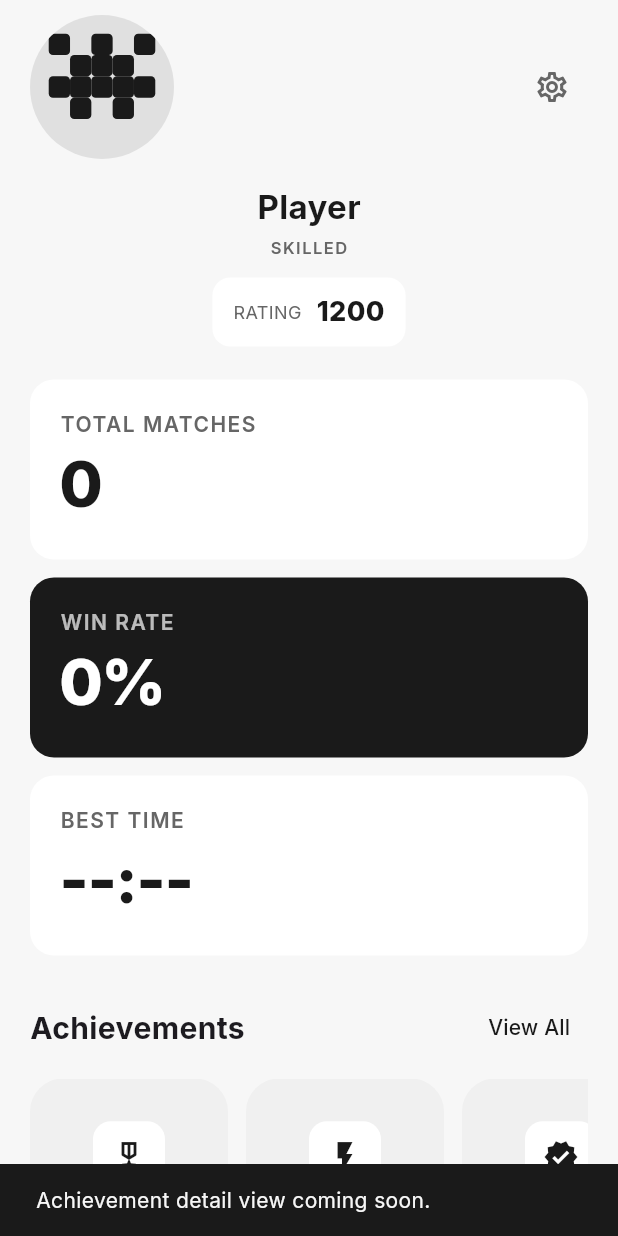
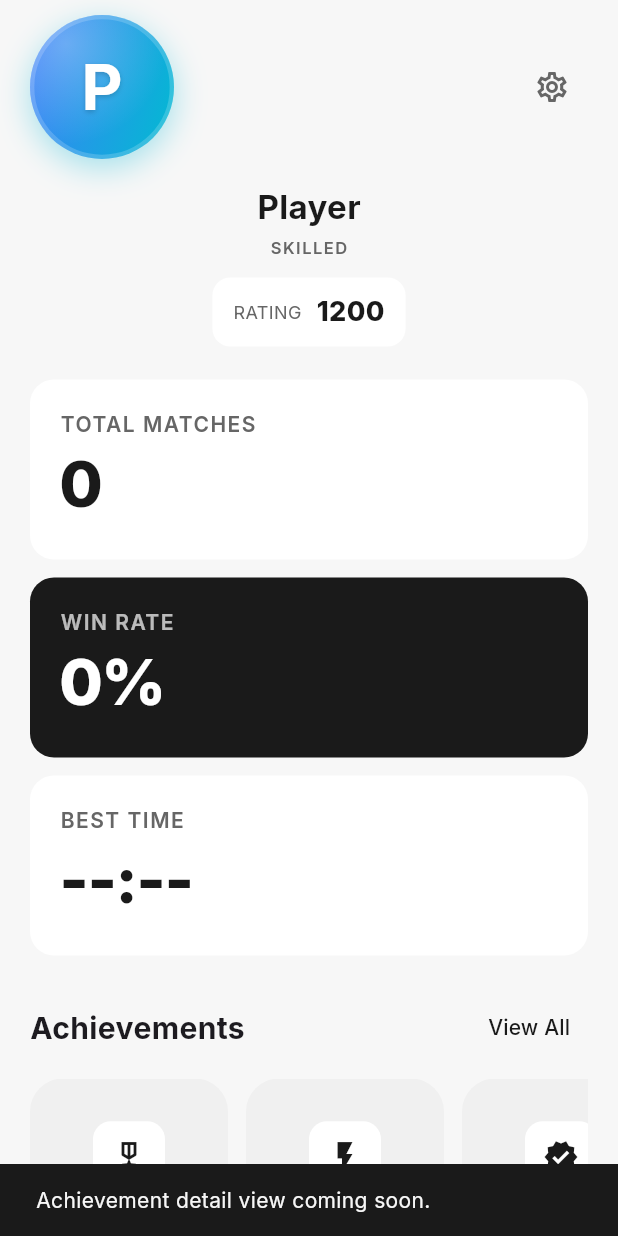
Before and after one commit to atmiasrii/sudoku, a Flutter app: the ProfileScreen screen opened directly with empty values, after a tap on "View All", on a phone screen of 412 x 824 dp. Run offline on Flutter 3.47's test engine with Material 3 defaults, Android fonts, the phone set to English and light mode, and no system bars; our stand-ins replace google_fonts, shared_preferences, socket_io_client, supabase_flutter; missing offline and left inert: posthog_flutter; accounts and stored records are empty; network calls fail.

Commit message:
feat: polished gradient avatars with initial monogram
Replace the blocky grayscale identicon with a deterministic two-tone gradient
(12 curated palettes, seeded by FNV-1a of the user id) plus a monogram — first
letter of the name when available, else first char of the id. Adds a glossy
top-left highlight, soft colored shadow, and thin inner ring for depth. Names
threaded through at the call sites (player/opponent, leaderboard, profile,
victory, home header).

Co-Authored-By: Claude Sonnet 4.6 <noreply@anthropic.com>

```diff
--- a/lib/screens/game_screen.dart
+++ b/lib/screens/game_screen.dart
@@ -1469,6 +1469,7 @@ class _VersusHeader extends StatelessWidget {
         children: [
           UserAvatar(
             userId: playerUserId ?? 'player',
+            name: playerName,
             size: 32,
           ),
           const SizedBox(width: 8),
@@ -1537,6 +1538,7 @@ class _VersusHeader extends StatelessWidget {
           const SizedBox(width: 8),
           UserAvatar(
             userId: opponentUserId ?? 'opponent',
+            name: opponentName,
             size: 32,
           ),
         ],
--- a/lib/screens/home_screen.dart
+++ b/lib/screens/home_screen.dart
@@ -10,6 +10,7 @@ import '../config/api_config.dart';
 import '../models/game_session.dart';
 import '../services/active_game_store.dart';
 import '../services/analytics_service.dart';
+import '../services/auth_service.dart';
 import '../services/game_api_service.dart';
 import '../services/multiplayer_socket_service.dart';
 import '../services/profile_cache_store.dart';
@@ -469,7 +470,11 @@ class _HomeScreenState extends State<HomeScreen> {
       child: Row(
         mainAxisAlignment: MainAxisAlignment.spaceBetween,
         children: [
-          UserAvatar(userId: widget.userId, size: 40),
+          UserAvatar(
+            userId: widget.userId,
+            name: AuthService.instance.displayName(),
+            size: 40,
+          ),
           SettingsGearButton(onPressed: widget.onSettingsPressed),
         ],
       ),
--- a/lib/screens/profile_screen.dart
+++ b/lib/screens/profile_screen.dart
@@ -183,7 +183,7 @@ class _ProfileScreenState extends State<ProfileScreen> {
                     Row(
                       mainAxisAlignment: MainAxisAlignment.spaceBetween,
                       children: [
-                        UserAvatar(userId: widget.userId, size: 96),
+                        UserAvatar(userId: widget.userId, name: _username, size: 96),
                         SettingsGearButton(onPressed: widget.onSettingsPressed),
                       ],
                     ),
--- a/lib/screens/rankings_screen.dart
+++ b/lib/screens/rankings_screen.dart
@@ -207,6 +207,7 @@ class _RankingsScreenState extends State<RankingsScreen> {
           const SizedBox(width: 10),
           UserAvatar(
             userId: player['id']?.toString() ?? 'unknown',
+            name: name,
             size: 38,
           ),
           const SizedBox(width: 12),
--- a/lib/screens/victory_screen.dart
+++ b/lib/screens/victory_screen.dart
@@ -61,6 +61,7 @@ class VictoryScreen extends StatelessWidget {
                   children: [
                     UserAvatar(
                       userId: playerUserId ?? 'player',
+                      name: playerName,
                       size: 42,
                     ),
                     const SizedBox(width: 12),
--- a/lib/widgets/user_avatar.dart
+++ b/lib/widgets/user_avatar.dart
@@ -1,40 +1,115 @@
 import 'package:flutter/material.dart';
 
-import '../app_colors.dart';
-
-/// A deterministic, monochrome geometric identicon for a user.
+/// A polished, deterministic avatar for a user.
 ///
-/// Renders a symmetric 5×5 block pattern (GitHub-style) seeded from [userId],
-/// in grayscale only so it matches the app's B&W theme. The same id always
-/// produces the same avatar on every device — the seed comes from an explicit
-/// FNV-1a hash rather than `String.hashCode`, which is not stable across
-/// platforms/SDK versions.
+/// Renders a smooth two-tone gradient (Vercel/Linear style) seeded from
+/// [userId], with a monogram on top — the first letter of [name] when given,
+/// otherwise the first alphanumeric of the id. The same id always produces the
+/// same gradient on every device: the seed comes from an explicit FNV-1a hash
+/// rather than `String.hashCode`, which is not stable across platforms.
 class UserAvatar extends StatelessWidget {
   final String userId;
+  final String? name;
   final double size;
 
   const UserAvatar({
     super.key,
     required this.userId,
+    this.name,
     this.size = 40,
   });
 
   @override
   Widget build(BuildContext context) {
     final seed = _fnv1a(userId);
+    final gradient = _gradients[seed % _gradients.length];
+    final letter = _monogram(name, userId);
+    // Rotate the gradient a little per-seed so two adjacent palettes still read
+    // as distinct avatars.
+    final angle = ((seed >> 8) % 4) * 0.7;
 
-    return ClipOval(
-      child: Container(
-        width: size,
-        height: size,
-        color: AppColors.surfaceContainerHigh,
-        child: CustomPaint(
-          painter: _IdenticonPainter(seed: seed),
-          size: Size(size, size),
+    return Container(
+      width: size,
+      height: size,
+      decoration: BoxDecoration(
+        shape: BoxShape.circle,
+        gradient: LinearGradient(
+          colors: gradient,
+          begin: Alignment(-1, -1 + angle),
+          end: Alignment(1, 1 - angle),
         ),
+        boxShadow: [
+          BoxShadow(
+            color: gradient.last.withValues(alpha: 0.35),
+            blurRadius: size * 0.18,
+            offset: Offset(0, size * 0.06),
+          ),
+        ],
+      ),
+      child: Stack(
+        alignment: Alignment.center,
+        children: [
+          // Glossy top-left highlight for depth.
+          Container(
+            decoration: BoxDecoration(
+              shape: BoxShape.circle,
+              gradient: RadialGradient(
+                center: const Alignment(-0.5, -0.6),
+                radius: 1.0,
+                colors: [
+                  Colors.white.withValues(alpha: 0.28),
+                  Colors.white.withValues(alpha: 0.0),
+                ],
+                stops: const [0.0, 0.7],
+              ),
+            ),
+          ),
+          // Thin inner ring to crisp the edge on light and dark surfaces.
+          Container(
+            decoration: BoxDecoration(
+              shape: BoxShape.circle,
+              border: Border.all(
+                color: Colors.white.withValues(alpha: 0.18),
+                width: size * 0.03,
+              ),
+            ),
+          ),
+          if (letter != null)
+            Text(
+              letter,
+              style: TextStyle(
+                color: Colors.white,
+                fontSize: size * 0.44,
+                fontWeight: FontWeight.w700,
+                letterSpacing: -0.5,
+                height: 1.0,
+                shadows: [
+                  Shadow(
+                    color: Colors.black.withValues(alpha: 0.18),
+                    blurRadius: size * 0.04,
+                    offset: Offset(0, size * 0.02),
+                  ),
+                ],
+              ),
+            ),
+        ],
       ),
     );
   }
+}
+
+/// First letter of [name]; falls back to the first alphanumeric character of
+/// [userId]. Always uppercase. Null only if nothing usable exists.
+String? _monogram(String? name, String userId) {
+  if (name != null) {
+    for (final ch in name.trim().split('')) {
+      if (RegExp(r'[A-Za-z0-9]').hasMatch(ch)) return ch.toUpperCase();
+    }
+  }
+  for (final ch in userId.split('')) {
+    if (RegExp(r'[A-Za-z0-9]').hasMatch(ch)) return ch.toUpperCase();
+  }
+  return null;
 }
 
 /// FNV-1a 32-bit hash. Deterministic and identical on every platform, so a
@@ -49,76 +124,19 @@ int _fnv1a(String input) {
   return hash;
 }
 
-class _IdenticonPainter extends CustomPainter {
-  final int seed;
-
-  /// Grayscale tones for the filled blocks — all within the app's mono range.
-  static const List<Color> _tones = [
-    Color(0xFF1A1A1A),
-    Color(0xFF2A2A2A),
-    Color(0xFF3C3C3C),
-    Color(0xFF505050),
-  ];
-
-  _IdenticonPainter({required this.seed});
-
-  Color get _tone => _tones[(seed >> 28) & 0x3];
-
-  @override
-  void paint(Canvas canvas, Size size) {
-    // 5×5 grid inset within the circle so corner blocks aren't clipped to
-    // slivers by the ClipOval.
-    const cells = 5;
-    final gridSize = size.width * 0.74;
-    final origin = (size.width - gridSize) / 2;
-    final cellSize = gridSize / cells;
-    final blockRadius = Radius.circular(cellSize * 0.2);
-
-    final paint = Paint()
-      ..color = _tone
-      ..style = PaintingStyle.fill;
-
-    // Build the symmetric fill grid: the left 3 columns (15 cells) come from
-    // the hash bits, columns 3 and 4 mirror columns 1 and 0.
-    final filled = List.generate(cells, (_) => List<bool>.filled(cells, false));
-    var bit = 0;
-    var anyFilled = false;
-    var anyEmpty = false;
-    for (var col = 0; col <= 2; col++) {
-      for (var row = 0; row < cells; row++) {
-        final on = ((seed >> (bit % 31)) & 1) == 1;
-        bit++;
-        filled[row][col] = on;
-        filled[row][cells - 1 - col] = on; // mirror
-        if (on) {
-          anyFilled = true;
-        } else {
-          anyEmpty = true;
-        }
-      }
-    }
-
-    // Guarantee some shape if the pattern came out all-empty or all-full.
-    if (!anyFilled || !anyEmpty) {
-      filled[2][2] = !filled[2][2];
-    }
-
-    for (var row = 0; row < cells; row++) {
-      for (var col = 0; col < cells; col++) {
-        if (!filled[row][col]) continue;
-        final rect = Rect.fromLTWH(
-          origin + col * cellSize,
-          origin + row * cellSize,
-          cellSize,
-          cellSize,
-        );
-        canvas.drawRRect(RRect.fromRectAndRadius(rect, blockRadius), paint);
-      }
-    }
-  }
-
-  @override
-  bool shouldRepaint(covariant _IdenticonPainter oldDelegate) {
-    return oldDelegate.seed != seed;
-  }
-}
+/// Curated gradient pairs — vibrant but tasteful, each with enough contrast for
+/// white text.
+const List<List<Color>> _gradients = [
+  [Color(0xFF6366F1), Color(0xFF8B5CF6)], // indigo → violet
+  [Color(0xFF3B82F6), Color(0xFF06B6D4)], // blue → cyan
+  [Color(0xFF14B8A6), Color(0xFF10B981)], // teal → emerald
+  [Color(0xFF10B981), Color(0xFF84CC16)], // emerald → lime
+  [Color(0xFFF59E0B), Color(0xFFF97316)], // amber → orange
+  [Color(0xFFF97316), Color(0xFFEF4444)], // orange → red
+  [Color(0xFFEF4444), Color(0xFFEC4899)], // red → pink
+  [Color(0xFFEC4899), Color(0xFFA855F7)], // pink → purple
+  [Color(0xFF8B5CF6), Color(0xFF6366F1)], // violet → indigo
+  [Color(0xFF0EA5E9), Color(0xFF6366F1)], // sky → indigo
+  [Color(0xFFF43F5E), Color(0xFFF59E0B)], // rose → amber
+  [Color(0xFF06B6D4), Color(0xFF3B82F6)], // cyan → blue
+];
```
